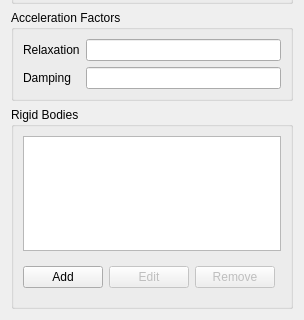
Before: the Qt Designer form baramFlow/view/setup/dynamic_mesh/dynamic_mesh_page.ui in xupeiwust/baram, drawn with Qt 5; both pictures show x 0 to 304 and y 252 to 572 of the 304 by 572 pixel window.
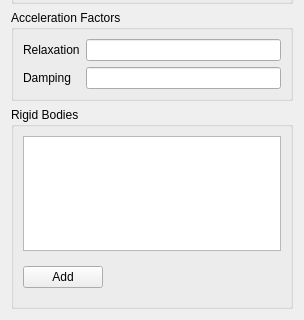
After: the same form once the commit is applied. Custom widgets are drawn as their Qt base class.

Commit message: Issue baram#794 double-click to edit

Diff of the .ui file:
```diff
--- a/baramFlow/view/setup/dynamic_mesh/dynamic_mesh_page.ui
+++ b/baramFlow/view/setup/dynamic_mesh/dynamic_mesh_page.ui
@@ -454,26 +454,6 @@
                    </property>
                   </widget>
                  </item>
-                 <item>
-                  <widget class="QPushButton" name="editBodyButton">
-                   <property name="enabled">
-                    <bool>false</bool>
-                   </property>
-                   <property name="text">
-                    <string>Edit</string>
-                   </property>
-                  </widget>
-                 </item>
-                 <item>
-                  <widget class="QPushButton" name="removeBodyButton">
-                   <property name="enabled">
-                    <bool>false</bool>
-                   </property>
-                   <property name="text">
-                    <string>Remove</string>
-                   </property>
-                  </widget>
-                 </item>
                  <item>
                   <spacer name="bodyButtonSpacer">
                    <property name="orientation">
```
Left out of the diff: 3 changed lines with no effect on the pictures. The commit also changes 5 other files.
